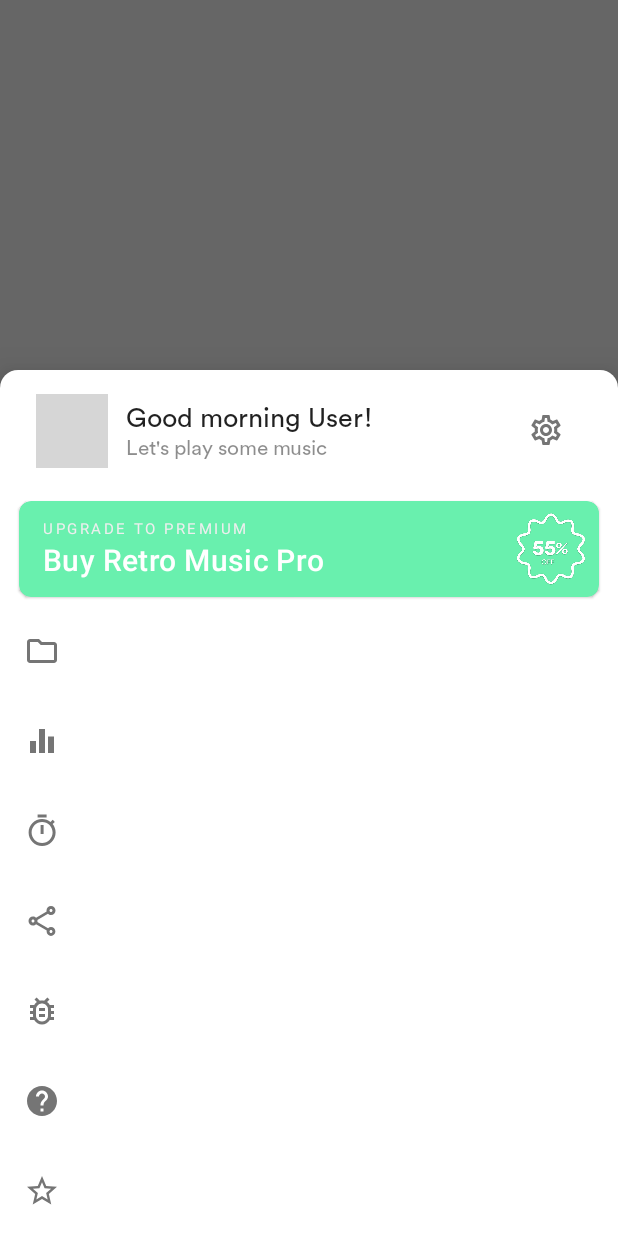
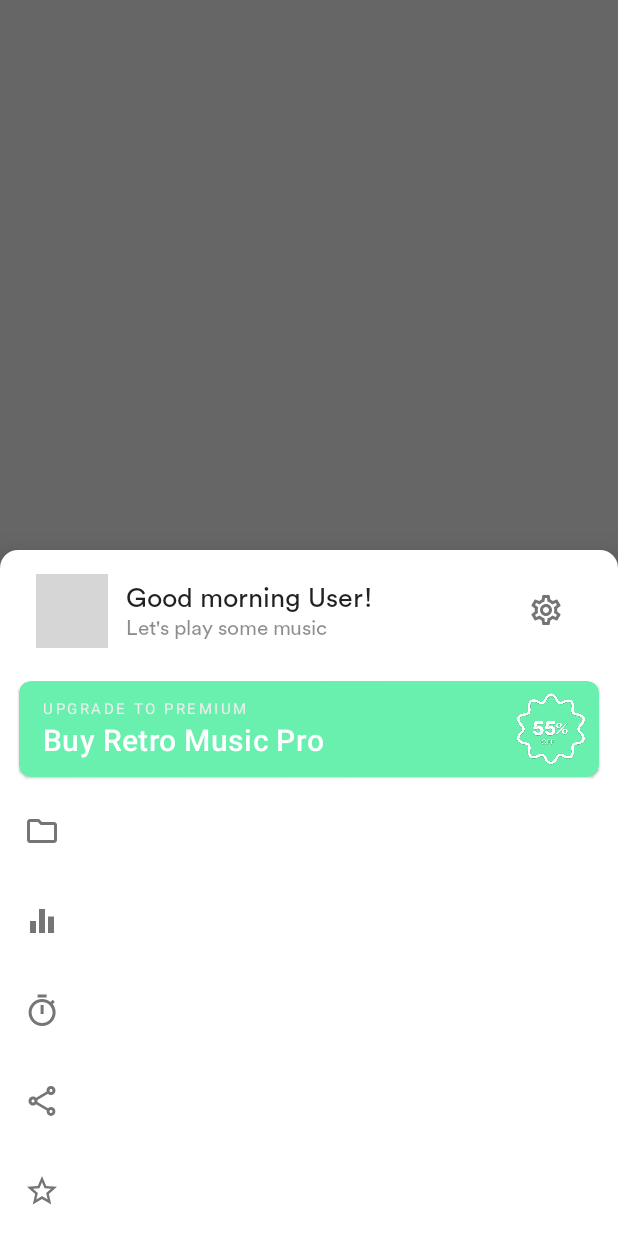
Before and after one commit to rushikeshkate8/Music-Player, an Android app: the fragment OptionsSheetDialogFragment shown on its own in the app's theme, on a phone screen of 412 x 824 dp. Run offline under Robolectric (Android 15) with nearby library versions, the phone set to English and light mode, and no system bars; our stand-ins replace RxJava; network calls fail; 2 statements that could not run were skipped; grey boxes are pictures that could not be loaded.

Commit message:
about solved

```diff
--- a/app/src/main/java/code/name/player/musicplayer/dialogs/OptionsSheetDialogFragment.kt
+++ b/app/src/main/java/code/name/player/musicplayer/dialogs/OptionsSheetDialogFragment.kt
@@ -64,14 +64,14 @@ class OptionsSheetDialogFragment : RoundedBottomSheetDialogFragment(), View.OnCl
         loadImageFromStorage()
 
         actionSettings.setOnClickListener(this)
-        actionAbout.setOnClickListener(this)
+       // actionAbout.setOnClickListener(this)
         actionSleepTimer.setOnClickListener(this)
         userInfoContainer.setOnClickListener(this)
         actionEqualizer.setOnClickListener(this)
         actionFolders.setOnClickListener(this)
         actionRate.setOnClickListener(this)
         actionShare.setOnClickListener(this)
-        actionBugReport.setOnClickListener(this)
+       // actionBugReport.setOnClickListener(this)
         buyProContainer.apply {
             setCardBackgroundColor(ThemeStore.accentColor(context!!))
             visibility = if (!App.isProVersion) View.VISIBLE else View.GONE
@@ -89,14 +89,14 @@ class OptionsSheetDialogFragment : RoundedBottomSheetDialogFragment(), View.OnCl
                 mainActivity.setCurrentFragment(FoldersFragment.newInstance(context), true)
             }
             R.id.actionSettings -> NavigationUtil.goToSettings(mainActivity)
-            R.id.actionAbout -> NavigationUtil.goToAbout(mainActivity)
+           // R.id.actionAbout -> NavigationUtil.goToAbout(mainActivity)
             R.id.actionSleepTimer -> if (fragmentManager != null) {
                 SleepTimerDialog().show(fragmentManager!!, TAG)
             }
             R.id.userInfoContainer -> NavigationUtil.goToUserInfo(mainActivity)
             R.id.actionRate -> NavigationUtil.goToPlayStore(mainActivity)
             R.id.actionShare -> shareApp()
-            R.id.actionBugReport -> prepareBugReport()
+           // R.id.actionBugReport -> prepareBugReport()
             R.id.actionEqualizer -> NavigationUtil.openEqualizer(mainActivity)
 
         }
--- a/app/src/main/res/layout/fragment_main_options.xml
+++ b/app/src/main/res/layout/fragment_main_options.xml
@@ -134,18 +134,6 @@
         app:icon="@drawable/ic_share_white_24dp" />
 
     <code.name.player.musicplayer.views.MaterialButtonTextColor
-        android:id="@+id/actionBugReport"
-        style="@style/OptionButtonsStyle"
-        android:text="@string/report_bug"
-        app:icon="@drawable/ic_bug_report_white_24dp" />
-
-    <code.name.player.musicplayer.views.MaterialButtonTextColor
-        android:id="@+id/actionAbout"
-        style="@style/OptionButtonsStyle"
-        android:text="@string/action_about"
-        app:icon="@drawable/ic_help_white_24dp" />
-
-    <code.name.player.musicplayer.views.MaterialButtonTextColor
         android:id="@+id/actionRate"
         style="@style/OptionButtonsStyle"
         android:text="@string/rate_app"
--- a/app/src/main/res/mipmap-anydpi-v26/ic_launcher.xml
+++ b/app/src/main/res/mipmap-anydpi-v26/ic_launcher.xml
@@ -1,5 +1,5 @@
 <?xml version="1.0" encoding="utf-8"?>
 <adaptive-icon xmlns:android="http://schemas.android.com/apk/res/android">
-    <background android:drawable="@mipmap/ic_launcher_background"/>
-    <foreground android:drawable="@mipmap/ic_launcher_foreground"/>
+    <background android:drawable="@color/ic_launcher_background"/>
+    <foreground android:drawable="@drawable/ic_launcher_foreground"/>
 </adaptive-icon>
--- a/app/src/main/res/mipmap-anydpi-v26/ic_launcher_round.xml
+++ b/app/src/main/res/mipmap-anydpi-v26/ic_launcher_round.xml
@@ -1,5 +1,5 @@
 <?xml version="1.0" encoding="utf-8"?>
 <adaptive-icon xmlns:android="http://schemas.android.com/apk/res/android">
-    <background android:drawable="@mipmap/ic_launcher_background"/>
-    <foreground android:drawable="@mipmap/ic_launcher_foreground"/>
+    <background android:drawable="@color/ic_launcher_background"/>
+    <foreground android:drawable="@drawable/ic_launcher_foreground"/>
 </adaptive-icon>
--- /dev/null
+++ b/app/src/main/res/values/ic_launcher_background.xml
@@ -0,0 +1,4 @@
+<?xml version="1.0" encoding="utf-8"?>
+<resources>
+    <color name="ic_launcher_background">#FFFFFF</color>
+</resources>
```
Also changed, not shown: app/src/main/res/drawable/ic_launcher_foreground.xml (added, +13 -0 lines), app/src/main/ic_launcher-playstore.png (added), app/src/main/res/mipmap-hdpi/ic_launcher.png, app/src/main/res/mipmap-hdpi/ic_launcher_round.png, app/src/main/res/mipmap-mdpi/ic_launcher.png, app/src/main/res/mipmap-mdpi/ic_launcher_round.png, app/src/main/res/mipmap-xhdpi/ic_launcher.png, app/src/main/res/mipmap-xhdpi/ic_launcher_round.png, app/src/main/res/mipmap-xxhdpi/ic_launcher.png, app/src/main/res/mipmap-xxhdpi/ic_launcher_round.png, app/src/main/res/mipmap-xxxhdpi/ic_launcher.png, app/src/main/res/mipmap-xxxhdpi/ic_launcher_round.png.
